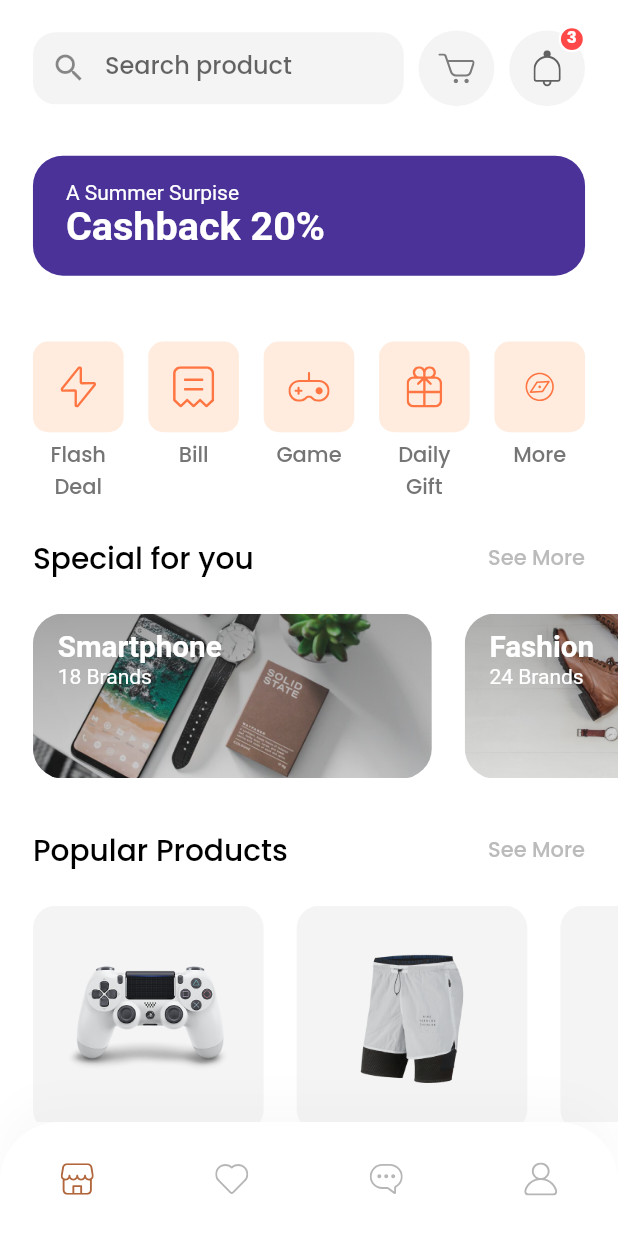
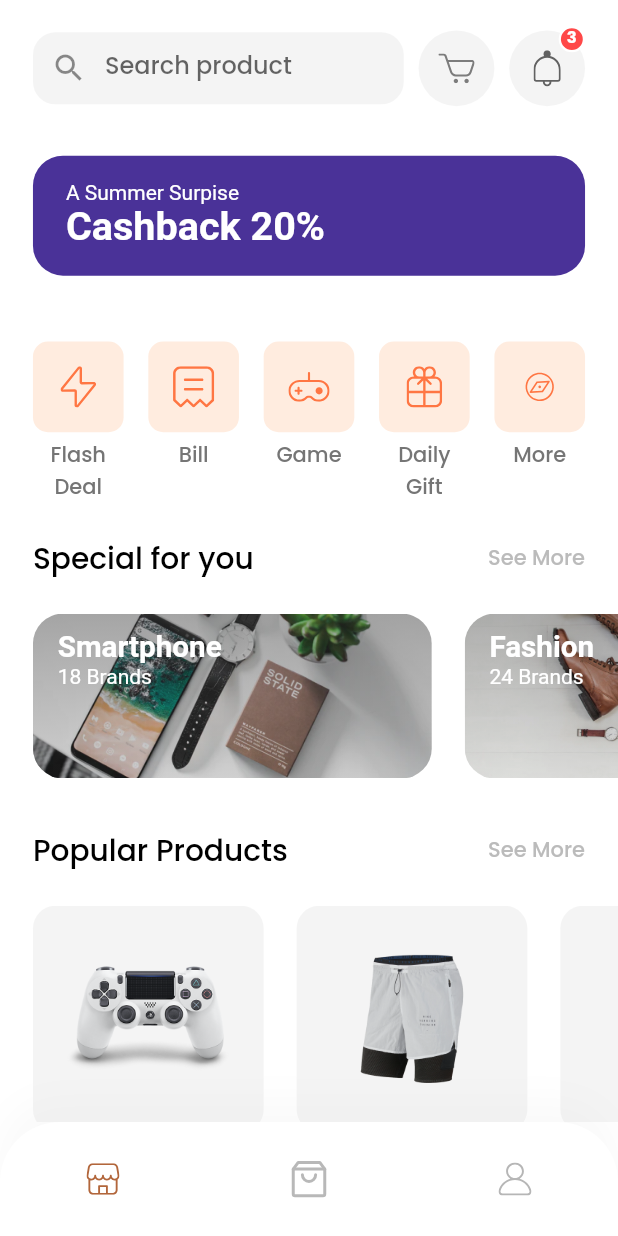
Before and after one commit to leducminh85/shoes_store_app, a Flutter app: the HomeScreen screen opened by its route, on a phone screen of 412 x 824 dp. Run offline on Flutter 3.47's test engine with Material 2 defaults, Android fonts, the phone set to English and light mode, and no system bars; our stand-ins replace flutter_svg.

Commit message:
change bottom nav bar

```diff
--- a/lib/components/coustom_bottom_nav_bar.dart
+++ b/lib/components/coustom_bottom_nav_bar.dart
@@ -49,12 +49,11 @@ class CustomBottomNavBar extends StatelessWidget {
                     Navigator.pushNamed(context, HomeScreen.routeName),
               ),
               IconButton(
-                icon: SvgPicture.asset("assets/icons/Heart Icon.svg"),
+                icon: SvgPicture.asset("assets/icons/Orders.svg"),
                 onPressed: () {},
-              ),
-              IconButton(
-                icon: SvgPicture.asset("assets/icons/Chat bubble Icon.svg"),
-                onPressed: () {},
+                color: MenuState.orders == selectedMenu
+                    ? kPrimaryColor
+                    : inActiveIconColor,
               ),
               IconButton(
                 icon: SvgPicture.asset(
--- a/lib/enums.dart
+++ b/lib/enums.dart
@@ -1 +1 @@
-enum MenuState { home, favourite, message, profile }
+enum MenuState { home, orders, profile }
```
Also changed, not shown: assets/icons/Orders.svg (added).
